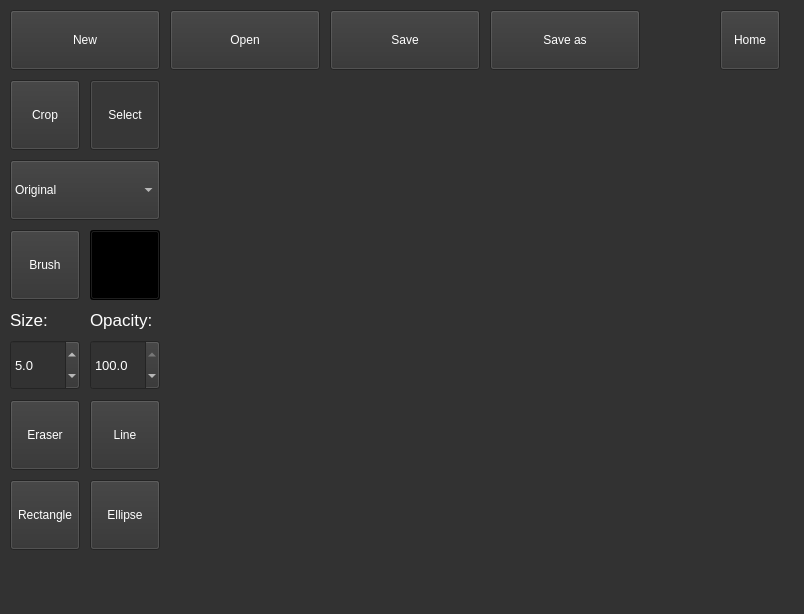
First picture: the form in designs/image_editor_window.ui, repository DaryaSanina/media-editor, before the edit.
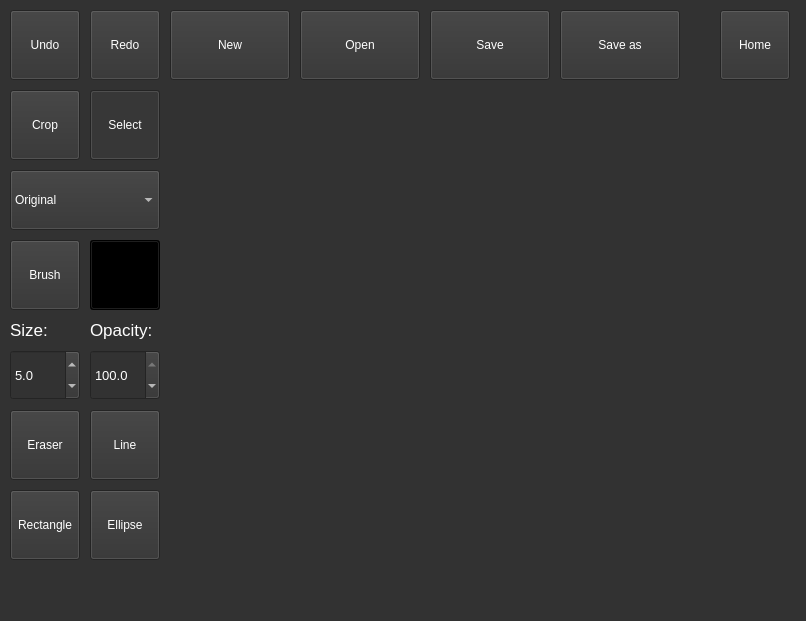
Second picture: the form after the edit.

Commit message: Fixed issues with undo/redo buttons in the audio editor

```diff
--- a/designs/image_editor_window.ui
+++ b/designs/image_editor_window.ui
@@ -6,8 +6,8 @@
    <rect>
     <x>0</x>
     <y>0</y>
-    <width>804</width>
-    <height>614</height>
+    <width>806</width>
+    <height>621</height>
    </rect>
   </property>
   <property name="windowTitle">
@@ -20,10 +20,10 @@
    <widget class="QPushButton" name="new_btn">
     <property name="geometry">
      <rect>
-      <x>10</x>
+      <x>170</x>
       <y>10</y>
-      <width>150</width>
-      <height>60</height>
+      <width>120</width>
+      <height>70</height>
      </rect>
     </property>
     <property name="styleSheet">
@@ -36,10 +36,10 @@
    <widget class="QPushButton" name="open_btn">
     <property name="geometry">
      <rect>
-      <x>170</x>
+      <x>300</x>
       <y>10</y>
-      <width>150</width>
-      <height>60</height>
+      <width>120</width>
+      <height>70</height>
      </rect>
     </property>
     <property name="styleSheet">
@@ -52,10 +52,10 @@
    <widget class="QPushButton" name="save_btn">
     <property name="geometry">
      <rect>
-      <x>330</x>
+      <x>430</x>
       <y>10</y>
-      <width>150</width>
-      <height>60</height>
+      <width>120</width>
+      <height>70</height>
      </rect>
     </property>
     <property name="styleSheet">
@@ -68,10 +68,10 @@
    <widget class="QPushButton" name="save_as_btn">
     <property name="geometry">
      <rect>
-      <x>490</x>
+      <x>560</x>
       <y>10</y>
-      <width>150</width>
-      <height>60</height>
+      <width>120</width>
+      <height>70</height>
      </rect>
     </property>
     <property name="styleSheet">
@@ -85,7 +85,7 @@
     <property name="geometry">
      <rect>
       <x>10</x>
-      <y>80</y>
+      <y>90</y>
       <width>70</width>
       <height>70</height>
      </rect>
@@ -107,7 +107,7 @@
     <property name="geometry">
      <rect>
       <x>90</x>
-      <y>80</y>
+      <y>90</y>
       <width>70</width>
       <height>70</height>
      </rect>
@@ -132,7 +132,7 @@
     <property name="geometry">
      <rect>
       <x>10</x>
-      <y>230</y>
+      <y>240</y>
       <width>70</width>
       <height>70</height>
      </rect>
@@ -154,7 +154,7 @@
     <property name="geometry">
      <rect>
       <x>90</x>
-      <y>230</y>
+      <y>240</y>
       <width>70</width>
       <height>70</height>
      </rect>
@@ -170,7 +170,7 @@
     <property name="geometry">
      <rect>
       <x>10</x>
-      <y>400</y>
+      <y>410</y>
       <width>70</width>
       <height>70</height>
      </rect>
@@ -192,7 +192,7 @@
     <property name="geometry">
      <rect>
       <x>90</x>
-      <y>400</y>
+      <y>410</y>
       <width>70</width>
       <height>70</height>
      </rect>
@@ -214,7 +214,7 @@
     <property name="geometry">
      <rect>
       <x>10</x>
-      <y>480</y>
+      <y>490</y>
       <width>70</width>
       <height>70</height>
      </rect>
@@ -236,7 +236,7 @@
     <property name="geometry">
      <rect>
       <x>90</x>
-      <y>480</y>
+      <y>490</y>
       <width>70</width>
       <height>70</height>
      </rect>
@@ -258,7 +258,7 @@
     <property name="geometry">
      <rect>
       <x>10</x>
-      <y>160</y>
+      <y>170</y>
       <width>150</width>
       <height>60</height>
      </rect>
@@ -339,7 +339,7 @@
     <property name="geometry">
      <rect>
       <x>10</x>
-      <y>310</y>
+      <y>320</y>
       <width>70</width>
       <height>20</height>
      </rect>
@@ -360,7 +360,7 @@
     <property name="geometry">
      <rect>
       <x>90</x>
-      <y>310</y>
+      <y>320</y>
       <width>70</width>
       <height>20</height>
      </rect>
@@ -381,7 +381,7 @@
     <property name="geometry">
      <rect>
       <x>10</x>
-      <y>340</y>
+      <y>350</y>
       <width>70</width>
       <height>50</height>
      </rect>
@@ -408,7 +408,7 @@
     <property name="geometry">
      <rect>
       <x>90</x>
-      <y>340</y>
+      <y>350</y>
       <width>70</width>
       <height>50</height>
      </rect>
@@ -439,8 +439,8 @@
      <rect>
       <x>720</x>
       <y>10</y>
-      <width>60</width>
-      <height>60</height>
+      <width>70</width>
+      <height>70</height>
      </rect>
     </property>
     <property name="styleSheet">
@@ -450,6 +450,53 @@
      <string>Home</string>
     </property>
    </widget>
+   <widget class="QPushButton" name="undo_btn">
+    <property name="geometry">
+     <rect>
+      <x>10</x>
+      <y>10</y>
+      <width>70</width>
+      <height>70</height>
+     </rect>
+    </property>
+    <property name="styleSheet">
+     <string notr="true">color: white</string>
+    </property>
+    <property name="text">
+     <string>Undo</string>
+    </property>
+    <property name="checkable">
+     <bool>false</bool>
+    </property>
+    <property name="autoExclusive">
+     <bool>false</bool>
+    </property>
+   </widget>
+   <widget class="QPushButton" name="redo_btn">
+    <property name="enabled">
+     <bool>false</bool>
+    </property>
+    <property name="geometry">
+     <rect>
+      <x>90</x>
+      <y>10</y>
+      <width>70</width>
+      <height>70</height>
+     </rect>
+    </property>
+    <property name="styleSheet">
+     <string notr="true">color: white</string>
+    </property>
+    <property name="text">
+     <string>Redo</string>
+    </property>
+    <property name="checkable">
+     <bool>false</bool>
+    </property>
+    <property name="autoExclusive">
+     <bool>false</bool>
+    </property>
+   </widget>
   </widget>
   <widget class="QMenuBar" name="menubar">
    <property name="geometry">
```
Left out of the diff: 2 changed lines with no effect on the pictures. The commit also changes 1 other file.
